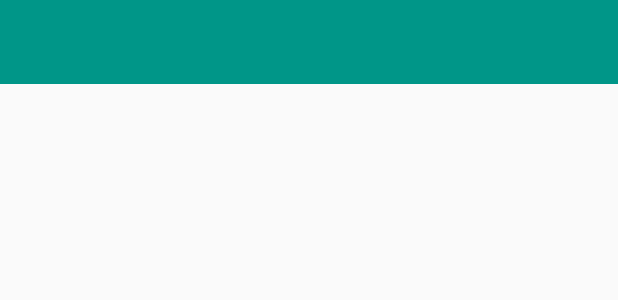
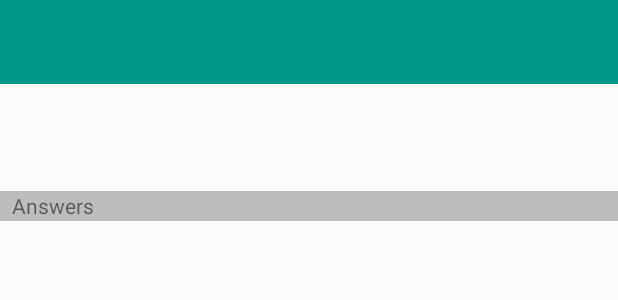
Before and after one commit to persson86/MobLeeApp, an Android app: the layout activity_question_detail.xml on its own in the app's theme, with its tools: preview values and no code run, on a phone screen of 412 x 824 dp. Shown: the top 300 px of the screen. Run offline under Robolectric (Android 15) with nearby library versions, the phone set to English and light mode, and no system bars.

Commit message:
Answers content layout in development

```diff
--- a/app/src/main/java/com/mobile/persson/mobleeapp/activities/SplashActivity.java
+++ b/app/src/main/java/com/mobile/persson/mobleeapp/activities/SplashActivity.java
@@ -16,8 +16,6 @@ public class SplashActivity extends AppCompatActivity {
     protected void onCreate(Bundle savedInstanceState) {
         super.onCreate(savedInstanceState);
 
-        setContentView(R.layout.activity_splash);
-
         Intent it = new Intent(this, MainActivity_.class);
         startActivity(it);
         finish();
--- a/app/src/main/res/layout/activity_question_detail.xml
+++ b/app/src/main/res/layout/activity_question_detail.xml
@@ -9,8 +9,7 @@
     <LinearLayout
         android:layout_width="match_parent"
         android:layout_height="match_parent"
-        android:orientation="vertical"
-        android:paddingBottom="@dimen/activity_vertical_margin">
+        android:orientation="vertical">
 
         <include layout="@layout/fragment_toolbar" />
 
@@ -18,19 +17,44 @@
             android:id="@+id/tvTitle"
             android:layout_width="wrap_content"
             android:layout_height="wrap_content"
-            android:layout_marginBottom="40dp"
+            android:paddingLeft="8dp"
+            android:paddingRight="8dp"
+            android:layout_marginBottom="20dp"
+            android:textSize="16dp"
+            android:textColor="@color/colorPrimaryText"
             android:textStyle="bold" />
 
         <TextView
             android:id="@+id/tvBody"
+            android:textSize="14dp"
+            android:paddingLeft="8dp"
+            android:paddingRight="8dp"
+            android:textColor="@color/colorSecundaryText"
             android:layout_width="wrap_content"
             android:layout_height="wrap_content" />
 
-        <android.support.v7.widget.RecyclerView
-            android:id="@+id/rvAnswers"
+        <LinearLayout
             android:layout_width="match_parent"
-            android:layout_height="match_parent"
-            android:paddingTop="0dp" />
+            android:layout_height="20dp"
+            android:paddingLeft="8dp"
+            android:layout_marginTop="10dp"
+            android:layout_marginBottom="10dp"
+            android:background="@color/colorDivider"
+            android:gravity="center_vertical"
+            android:orientation="vertical">
+            <TextView
+                android:id="@+id/tvNumberAnswers"
+                android:text="Answers"
+                android:layout_width="wrap_content"
+                android:layout_height="wrap_content" />
+        </LinearLayout>
 
+        <LinearLayout
+            android:id="@+id/llContent"
+            android:layout_width="match_parent"
+            android:layout_height="wrap_content"
+            android:paddingLeft="8dp"
+            android:paddingRight="8dp"
+            android:orientation="vertical"/>
     </LinearLayout>
 </ScrollView>
--- a/app/src/main/res/layout/item_answer_list.xml
+++ b/app/src/main/res/layout/item_answer_list.xml
@@ -1,7 +1,8 @@
 <?xml version="1.0" encoding="utf-8"?>
 <LinearLayout xmlns:android="http://schemas.android.com/apk/res/android"
-    android:orientation="vertical" android:layout_width="match_parent"
-    android:layout_height="match_parent">
+    android:layout_width="match_parent"
+    android:layout_height="match_parent"
+    android:orientation="vertical">
 
     <TextView
         android:id="@+id/tvAnswer"
```
Also changed, not shown: app/src/main/java/com/mobile/persson/mobleeapp/activities/QuestionDetailActivity.java (+43 -10 lines), app/src/main/res/layout/activity_splash.xml (deleted, +0 -9 lines).
